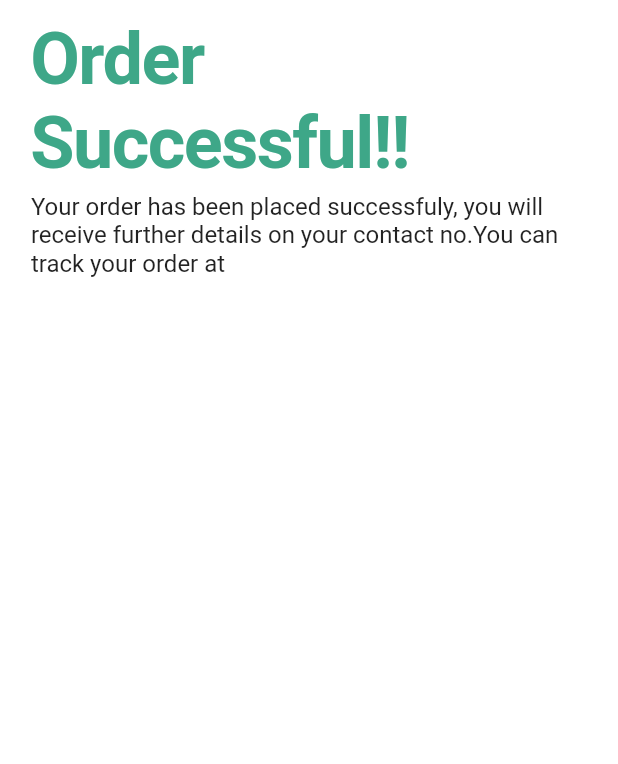
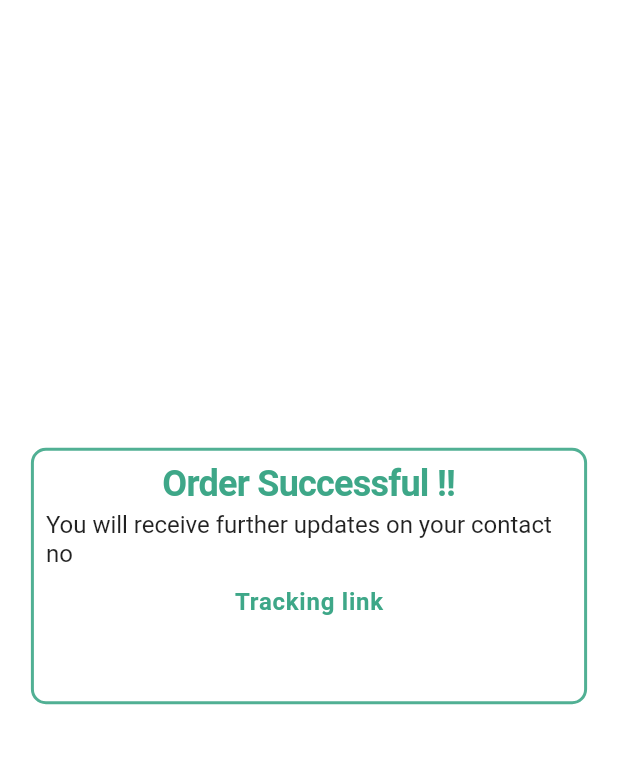
Before and after one commit to mnttnm/brain-basket, a Flutter app: the OrderSuccessPage widget shown alone on an empty page, opened directly with empty values, on a phone screen of 412 x 824 dp, the part 84-848 px from its top. Run offline on Flutter 3.47's test engine with Material 2 defaults, Android fonts, the light colour scheme and no system bars; our stand-ins replace get, go_router; missing offline and left inert: dart:js; Roboto replaces fonts that are missing (Poppins).

Commit message:
#32: order success page styling and content changes

```diff
--- a/lib/pages/order_success_page.dart
+++ b/lib/pages/order_success_page.dart
@@ -1,5 +1,7 @@
 import 'package:flutter/material.dart';
 import 'package:provider/provider.dart';
+import 'package:rs_books/data/order.dart';
+import 'package:rs_books/helpers/responsiveness.dart';
 import 'package:rs_books/styled_widgets/buttons/styled_buttons.dart';
 import 'package:rs_books/styled_widgets/styled_spacers.dart';
 import 'package:rs_books/styles.dart';
@@ -7,40 +9,62 @@ import 'package:rs_books/themes.dart';
 import 'package:rs_books/widgets/centered_view.dart';
 import 'package:url_launcher/url_launcher.dart';
 
+class OrderSuccessInfo {
+  final String trackingId;
+  final String contactNo;
+
+  OrderSuccessInfo(this.trackingId, this.contactNo);
+}
+
 class OrderSuccessPage extends StatelessWidget {
-  final String trackingId;
-  const OrderSuccessPage({Key? key, required this.trackingId})
-      : super(key: key);
+  final OrderSuccessInfo orderInfo;
+  const OrderSuccessPage({Key? key, required this.orderInfo}) : super(key: key);
 
   @override
   Widget build(BuildContext context) {
     final AppTheme theme = context.watch();
-    return Center(
-      child: CenteredView(
+    return CenteredView(
+      child: Center(
+        child: Container(
+          decoration: BoxDecoration(
+            borderRadius: BorderRadius.circular(10),
+            border: Border.all(
+              color: theme.accent1.withOpacity(0.9),
+              width: 2,
+            ),
+          ),
+          padding: EdgeInsets.all(
+            ResponsiveWidget.isSmallestScreen(context) == true
+                ? Insets.sm
+                : Insets.xl,
+          ),
+          constraints: const BoxConstraints(maxWidth: 700, minWidth: 360),
           child: Column(
             mainAxisSize: MainAxisSize.min,
             children: [
               Text(
-              "Order Successful!!",
-              style: TextStyles.h1.copyWith(color: theme.accent1),
+                "Order Successful !!",
+                style: TextStyles.h2.copyWith(color: theme.accent1),
               ),
               VSpace.xs,
-            Wrap(
-              children: [
-                const Text(
-                  "Your order has been placed successfuly, you will receive further details on your contact no.You can track your order at",
-                  style: TextStyle(fontSize: 16),
+              Text(
+                "You will receive further updates on your contact no ${orderInfo.contactNo}",
+                style: const TextStyle(fontSize: 16),
+              ),
+              VSpace.med,
+              Text(
+                "Tracking link",
+                style: TextStyles.h3.copyWith(color: theme.accent1),
               ),
               Link(
-                  trackingId,
+                orderInfo.trackingId,
                 onPressed: () {
-                    launch(trackingId);
+                  launch(orderInfo.trackingId);
                 },
-                  style: TextStyle(color: theme.accent1),
+                style: TextStyle(color: Colors.blueAccent.shade400),
               )
             ],
-            )
-          ],
+          ),
         ),
       ),
     );
--- a/lib/pages/payments/payment.dart
+++ b/lib/pages/payments/payment.dart
@@ -8,6 +8,7 @@ import 'package:rs_books/controllers/cart_controller.dart';
 import 'package:rs_books/data/order.dart';
 import 'package:rs_books/helpers/responsiveness.dart';
 import 'package:rs_books/models/address_model.dart';
+import 'package:rs_books/pages/order_success_page.dart';
 import 'package:rs_books/routing/routes.dart';
 import 'package:rs_books/styled_widgets/buttons/styled_buttons.dart';
 import 'package:rs_books/styled_widgets/styled_spacers.dart';
@@ -190,9 +191,14 @@ class _PaymentState extends State<Payment> {
                                             setState(() {
                                               orderInProgress = false;
                                             });
+                                            // ignore: use_build_context_synchronously
                                             context.goNamed(
                                               OrderSuccessPageRoute,
-                                              extra: trackingId,
+                                              extra: OrderSuccessInfo(
+                                                trackingId as String,
+                                                addressController
+                                                    .address!.contactNo!,
+                                              ),
                                             );
                                             cart.clearCart();
                                           },
--- a/lib/routing/router.dart
+++ b/lib/routing/router.dart
@@ -84,7 +84,7 @@ List<GoRoute> generateRoute(BuildContext context) {
       pageBuilder: (context, state) => MaterialPage<void>(
         key: state.pageKey,
         child: OrderSuccessPage(
-          trackingId: state.extra! as String,
+          orderInfo: state.extra! as OrderSuccessInfo,
         ),
       ),
     ),
```
Lines whose indentation alone changed are shown as unchanged.
